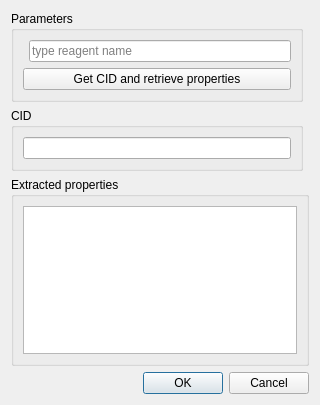
Old version of the form extractiondialog.ui in the repository FrankMamuda/fumingcube.
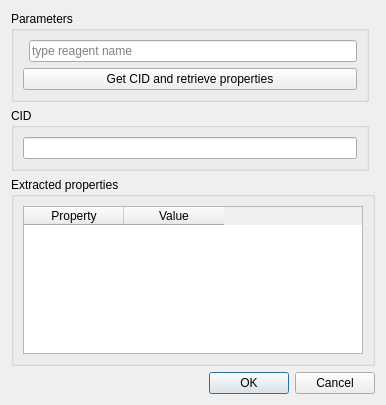
New version of the form. Custom widgets are drawn as their Qt base class.

Diff of the .ui file:
```diff
--- a/extractiondialog.ui
+++ b/extractiondialog.ui
@@ -6,7 +6,7 @@
    <rect>
     <x>0</x>
     <y>0</y>
-    <width>320</width>
+    <width>386</width>
     <height>405</height>
    </rect>
   </property>
@@ -60,13 +60,23 @@
      </property>
      <layout class="QVBoxLayout" name="verticalLayout">
       <item>
-       <widget class="QListView" name="propertyView">
-        <property name="selectionMode">
-         <enum>QAbstractItemView::MultiSelection</enum>
+       <widget class="QTableWidget" name="propertyView">
+        <property name="editTriggers">
+         <set>QAbstractItemView::NoEditTriggers</set>
         </property>
-        <property name="selectionBehavior">
-         <enum>QAbstractItemView::SelectRows</enum>
-        </property>
+        <attribute name="verticalHeaderStretchLastSection">
+         <bool>true</bool>
+        </attribute>
+        <column>
+         <property name="text">
+          <string>Property</string>
+         </property>
+        </column>
+        <column>
+         <property name="text">
+          <string>Value</string>
+         </property>
+        </column>
        </widget>
       </item>
      </layout>
```
